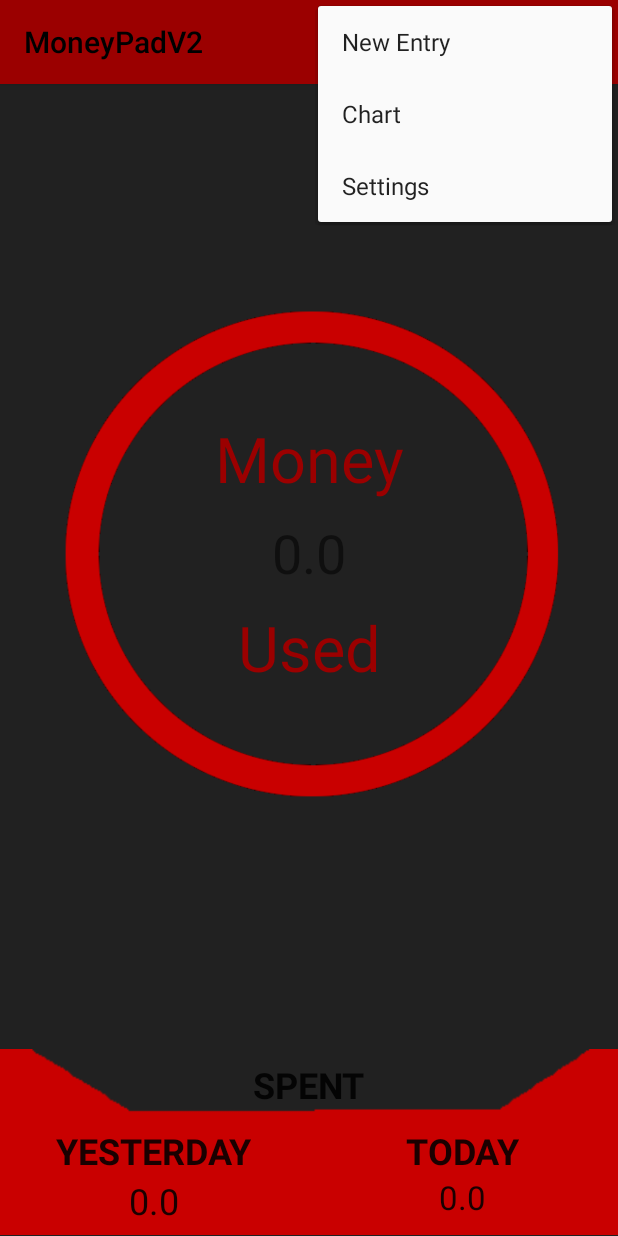
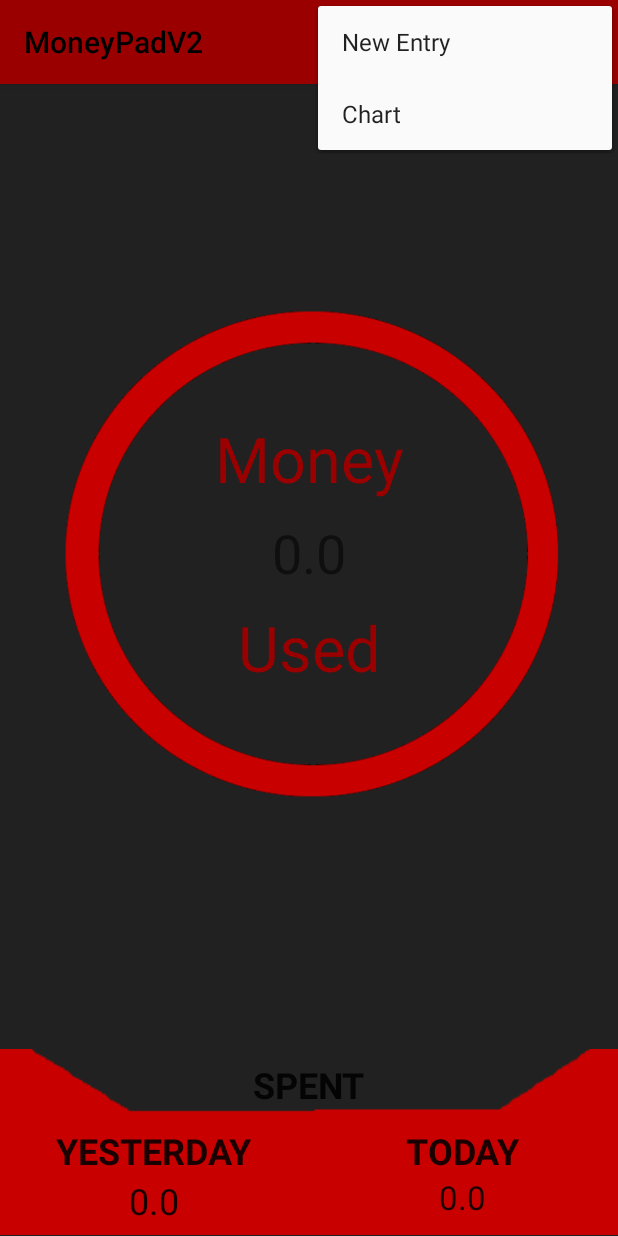
Before and after one commit to TEMETS/Moneypad, an Android app: the screen it shows after launch (MainActivity), with the options menu open, on a phone screen of 412 x 824 dp. Run offline under Robolectric (Android 15) with nearby library versions, the phone set to English and light mode, and no system bars.

Commit message:
Settingssi poijjes

```diff
--- a/app/src/main/res/menu/main_menu.xml
+++ b/app/src/main/res/menu/main_menu.xml
@@ -14,9 +14,6 @@
         android:onClick="viewListActivity"
         app:showAsAction="never"/>
 
-    <item android:id="@+id/settings"
-        android:title="Settings"
-        app:showAsAction="never"/>
 
 
 </menu>
```
